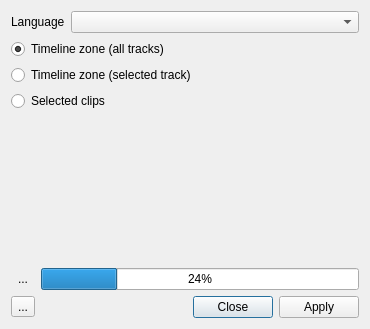
Old version of the form src/ui/speechdialog_ui.ui in the repository KDE/kdenlive.
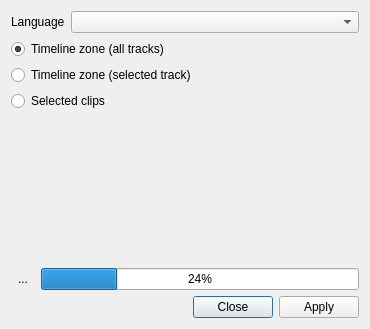
New version of the form. Custom widgets are drawn as their Qt base class.

Commit message: Display speech to text python modules version, improve config feedback

Diff of the .ui file:
```diff
--- a/src/ui/speechdialog_ui.ui
+++ b/src/ui/speechdialog_ui.ui
@@ -109,13 +109,6 @@
      </layout>
     </widget>
    </item>
-   <item row="7" column="0">
-    <widget class="QToolButton" name="vosk_config">
-     <property name="text">
-      <string>...</string>
-     </property>
-    </widget>
-   </item>
    <item row="7" column="1">
     <widget class="QDialogButtonBox" name="buttonBox">
      <property name="orientation">
```
The commit also changes 6 other files.
